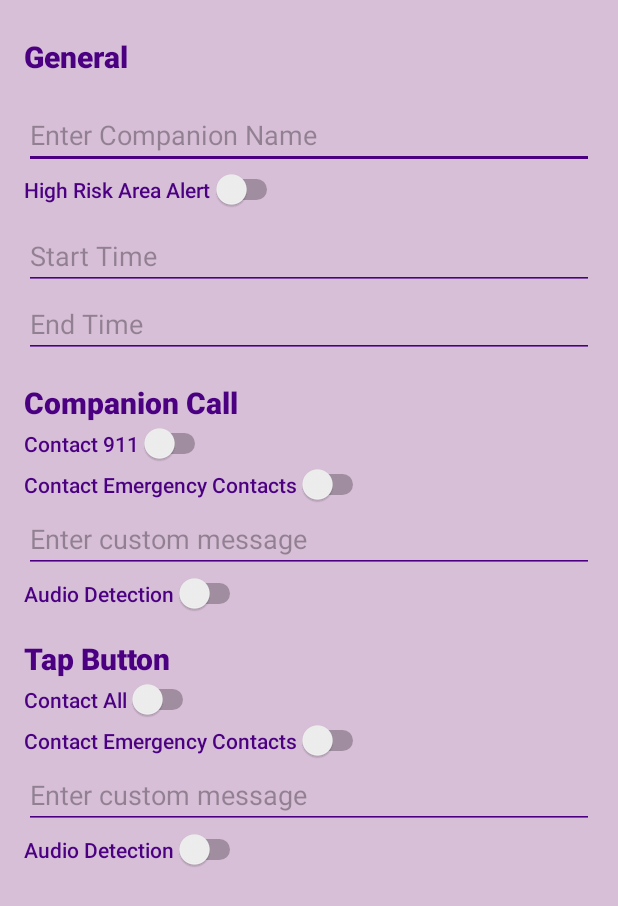
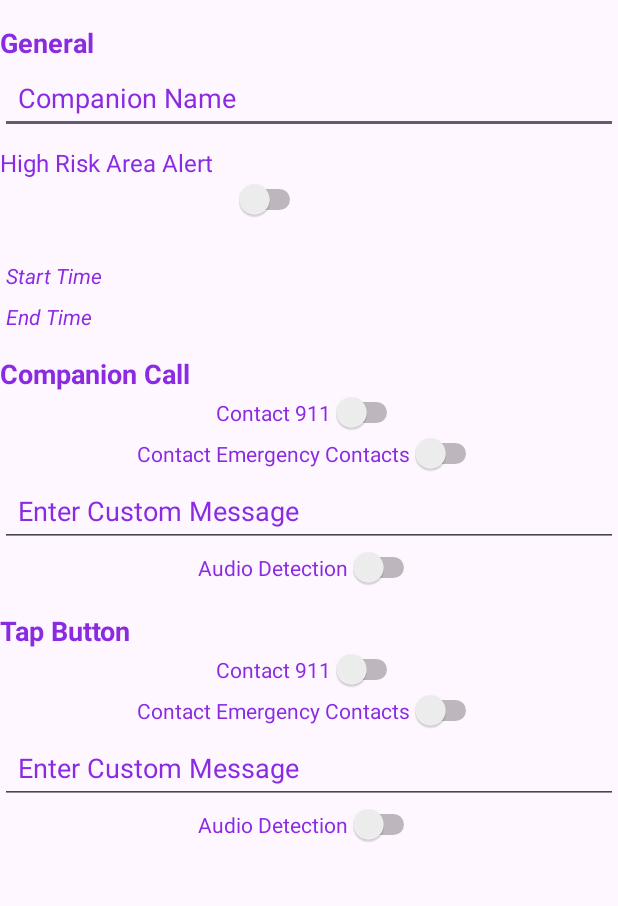
Before and after one commit to mrblacklicorice/Aegis, an Android app: the layout activity_settings.xml on its own in the app's theme, with its tools: preview values and no code run, on a phone screen of 412 x 824 dp. Shown: the top 906 px of the screen. Run offline under Robolectric (Android 15) with nearby library versions, the phone set to English and light mode, and no system bars.

Commit message:
settings screen

```diff
--- a/app/src/main/res/layout/activity_settings.xml
+++ b/app/src/main/res/layout/activity_settings.xml
@@ -1,180 +1,208 @@
 <?xml version="1.0" encoding="utf-8"?>
-<androidx.constraintlayout.widget.ConstraintLayout
-    xmlns:android="http://schemas.android.com/apk/res/android"
-    xmlns:app="http://schemas.android.com/apk/res-auto"
+<androidx.constraintlayout.widget.ConstraintLayout xmlns:android="http://schemas.android.com/apk/res/android"
     android:layout_width="match_parent"
     android:layout_height="match_parent"
-    android:padding="16dp"
-    android:background="#D8BFD8">
+    xmlns:app="http://schemas.android.com/apk/res-auto">
 
     <!-- General Section -->
     <TextView
-        android:id="@+id/generalSectionLabel"
+        android:id="@+id/general_section"
         android:layout_width="wrap_content"
         android:layout_height="wrap_content"
         android:text="General"
-        android:textSize="20sp"
-        android:textColor="#4B0082"
+        android:textSize="18sp"
         android:textStyle="bold"
-        android:fontFamily="sans-serif-medium"
-        android:layout_marginBottom="8dp"
-        android:layout_marginTop="8dp"
+        android:textColor="#8A2BE2"
     app:layout_constraintTop_toTopOf="parent"
-    app:layout_constraintStart_toStartOf="parent"/>
+    app:layout_constraintStart_toStartOf="parent"
+    android:paddingTop="16dp"/>
 
     <EditText
-        android:id="@+id/companionName"
+        android:id="@+id/companion_name"
         android:layout_width="0dp"
         android:layout_height="wrap_content"
-        android:hint="Enter Companion Name"
-        android:hintTextColor="#A9A9A9"
-        android:backgroundTint="#4B0082"
-        android:layout_marginTop="16dp"
-    app:layout_constraintTop_toBottomOf="@id/generalSectionLabel"
+        android:hint="Companion Name"
+        android:textColorHint="#8A2BE2"
+    app:layout_constraintTop_toBottomOf="@+id/general_section"
+    app:layout_constraintStart_toStartOf="parent"
+    app:layout_constraintEnd_toEndOf="parent"
+    android:padding="12dp"/>
+
+    <TextView
+        android:id="@+id/high_risk_area_label"
+        android:layout_width="wrap_content"
+        android:layout_height="wrap_content"
+        android:text="High Risk Area Alert"
+        android:textSize="16sp"
+        android:textColor="#8A2BE2"
+    app:layout_constraintTop_toBottomOf="@+id/companion_name"
+    app:layout_constraintStart_toStartOf="parent"
+    android:paddingTop="8dp"/>
+
+    <Switch
+        android:id="@+id/high_risk_area_toggle"
+        android:layout_width="wrap_content"
+        android:layout_height="wrap_content"
+        android:layout_marginEnd="196dp"
+        android:paddingEnd="12dp"
+        app:layout_constraintEnd_toEndOf="parent"
+        app:layout_constraintTop_toBottomOf="@+id/high_risk_area_label" />
+
+    <TextView
+        android:id="@+id/high_risk_area_times"
+        android:layout_width="wrap_content"
+        android:layout_height="wrap_content"
+        android:textSize="14sp"
+        android:textColor="#8A2BE2"
+    app:layout_constraintTop_toBottomOf="@+id/high_risk_area_toggle"
+    app:layout_constraintStart_toStartOf="parent"
+    android:paddingTop="8dp"/>
+
+    <TextView
+        android:id="@+id/start_time_label"
+        android:layout_width="wrap_content"
+        android:layout_height="wrap_content"
+        android:layout_marginStart="4dp"
+        android:text="Start Time"
+        android:textColor="#8A2BE2"
+        android:textStyle="italic"
+        app:layout_constraintStart_toStartOf="parent"
+        app:layout_constraintTop_toBottomOf="@+id/high_risk_area_times" />
+
+    <TimePicker
+        android:id="@+id/start_time_picker"
+        android:layout_width="wrap_content"
+        android:layout_height="wrap_content"
+        app:layout_constraintTop_toBottomOf="@+id/start_time_label"
+        app:layout_constraintStart_toStartOf="parent"
+        android:visibility="gone"/>
+
+    <TextView
+        android:id="@+id/end_time_label"
+        android:layout_width="wrap_content"
+        android:layout_height="wrap_content"
+        android:layout_marginStart="4dp"
+        android:layout_marginTop="8dp"
+        android:text="End Time"
+        android:textColor="#8A2BE2"
+        android:textStyle="italic"
+        app:layout_constraintStart_toStartOf="parent"
+        app:layout_constraintTop_toBottomOf="@+id/start_time_picker" />
+
+    <TimePicker
+        android:id="@+id/end_time_picker"
+        android:layout_width="wrap_content"
+        android:layout_height="wrap_content"
+        app:layout_constraintTop_toBottomOf="@+id/end_time_label"
+        app:layout_constraintStart_toStartOf="parent"
+        android:visibility="gone"/>
+
+    <!-- Companion Call Section -->
+    <TextView
+        android:id="@+id/companion_call_section"
+        android:layout_width="wrap_content"
+        android:layout_height="wrap_content"
+        android:text="Companion Call"
+        android:textSize="18sp"
+        android:textStyle="bold"
+        android:textColor="#8A2BE2"
+    app:layout_constraintTop_toBottomOf="@+id/end_time_picker"
+    app:layout_constraintStart_toStartOf="parent"
+    android:paddingTop="16dp"/>
+
+    <Switch
+        android:id="@+id/contact_911_toggle"
+        android:layout_width="wrap_content"
+        android:layout_height="wrap_content"
+        android:text="Contact 911"
+        android:textColor="#8A2BE2"
+    app:layout_constraintTop_toBottomOf="@+id/companion_call_section"
     app:layout_constraintStart_toStartOf="parent"
     app:layout_constraintEnd_toEndOf="parent"/>
 
     <Switch
-        android:id="@+id/highRiskAreaAlertToggle"
+        android:id="@+id/contact_emergency_toggle"
         android:layout_width="wrap_content"
         android:layout_height="wrap_content"
-        android:text="High Risk Area Alert"
-        android:textColor="#4B0082"
-        android:fontFamily="sans-serif-medium"
-        app:layout_constraintTop_toBottomOf="@id/companionName"
-        app:layout_constraintStart_toStartOf="parent"/>
+        android:text="Contact Emergency Contacts"
+        android:textColor="#8A2BE2"
+    app:layout_constraintTop_toBottomOf="@+id/contact_911_toggle"
+    app:layout_constraintStart_toStartOf="parent"
+    app:layout_constraintEnd_toEndOf="parent"/>
 
     <EditText
-        android:id="@+id/highRiskAreaStartTime"
+        android:id="@+id/custom_message"
         android:layout_width="0dp"
         android:layout_height="wrap_content"
-        android:hint="Start Time"
-        android:hintTextColor="#A9A9A9"
-        android:backgroundTint="#4B0082"
-        android:layout_marginTop="8dp"
-        app:layout_constraintTop_toBottomOf="@id/highRiskAreaAlertToggle"
-        app:layout_constraintStart_toStartOf="parent"
-        app:layout_constraintEnd_toEndOf="parent"/>
+        android:hint="Enter Custom Message"
+        android:textColorHint="#8A2BE2"
+    app:layout_constraintTop_toBottomOf="@+id/contact_emergency_toggle"
+    app:layout_constraintStart_toStartOf="parent"
+    app:layout_constraintEnd_toEndOf="parent"
+    android:padding="12dp"/>
 
-    <EditText
-        android:id="@+id/highRiskAreaEndTime"
-        android:layout_width="0dp"
-        android:layout_height="wrap_content"
-        android:hint="End Time"
-        android:hintTextColor="#A9A9A9"
-        android:backgroundTint="#4B0082"
-        app:layout_constraintTop_toBottomOf="@id/highRiskAreaStartTime"
-        app:layout_constraintStart_toStartOf="parent"
-        app:layout_constraintEnd_toEndOf="parent"/>
-
-    <!-- Companion Call Section -->
-    <TextView
-        android:id="@+id/companionCallSectionLabel"
+    <Switch
+        android:id="@+id/audio_detection_toggle"
         android:layout_width="wrap_content"
         android:layout_height="wrap_content"
-        android:text="Companion Call"
-        android:textSize="20sp"
-        android:textColor="#4B0082"
+        android:text="Audio Detection"
+        android:textColor="#8A2BE2"
+    app:layout_constraintTop_toBottomOf="@+id/custom_message"
+    app:layout_constraintStart_toStartOf="parent"
+    app:layout_constraintEnd_toEndOf="parent"/>
+
+    <!-- Tap Button Section -->
+    <TextView
+        android:id="@+id/tap_button_section"
+        android:layout_width="wrap_content"
+        android:layout_height="wrap_content"
+        android:text="Tap Button"
+        android:textSize="18sp"
         android:textStyle="bold"
-        android:fontFamily="sans-serif-medium"
-        android:layout_marginTop="16dp"
-        app:layout_constraintTop_toBottomOf="@id/highRiskAreaEndTime"
-        app:layout_constraintStart_toStartOf="parent"/>
+        android:textColor="#8A2BE2"
+    app:layout_constraintTop_toBottomOf="@+id/audio_detection_toggle"
+    app:layout_constraintStart_toStartOf="parent"
+    android:paddingTop="16dp"/>
 
     <Switch
-        android:id="@+id/contact911Toggle"
+        android:id="@+id/contact_all_toggle"
         android:layout_width="wrap_content"
         android:layout_height="wrap_content"
         android:text="Contact 911"
-        android:textColor="#4B0082"
-        android:fontFamily="sans-serif-medium"
-        app:layout_constraintTop_toBottomOf="@id/companionCallSectionLabel"
-        app:layout_constraintStart_toStartOf="parent"/>
+        android:textColor="#8A2BE2"
+    app:layout_constraintTop_toBottomOf="@+id/tap_button_section"
+    app:layout_constraintStart_toStartOf="parent"
+    app:layout_constraintEnd_toEndOf="parent"/>
 
     <Switch
-        android:id="@+id/contactEmergencyToggle"
+        android:id="@+id/contact_emergency_contacts_toggle"
         android:layout_width="wrap_content"
         android:layout_height="wrap_content"
         android:text="Contact Emergency Contacts"
-        android:textColor="#4B0082"
-        android:fontFamily="sans-serif-medium"
-        app:layout_constraintTop_toBottomOf="@id/contact911Toggle"
-        app:layout_constraintStart_toStartOf="parent"/>
+        android:textColor="#8A2BE2"
+    app:layout_constraintTop_toBottomOf="@+id/contact_all_toggle"
+    app:layout_constraintStart_toStartOf="parent"
+    app:layout_constraintEnd_toEndOf="parent"/>
 
     <EditText
-        android:id="@+id/customMessageCompanionCall"
+        android:id="@+id/tap_custom_message"
         android:layout_width="0dp"
         android:layout_height="wrap_content"
-        android:hint="Enter custom message"
-        android:hintTextColor="#A9A9A9"
-        android:backgroundTint="#4B0082"
-        app:layout_constraintTop_toBottomOf="@id/contactEmergencyToggle"
-        app:layout_constraintStart_toStartOf="parent"
-        app:layout_constraintEnd_toEndOf="parent"/>
+        android:hint="Enter Custom Message"
+        android:textColorHint="#8A2BE2"
+    app:layout_constraintTop_toBottomOf="@+id/contact_emergency_contacts_toggle"
+    app:layout_constraintStart_toStartOf="parent"
+    app:layout_constraintEnd_toEndOf="parent"
+    android:padding="12dp"/>
 
     <Switch
-        android:id="@+id/audioDetectionToggleCompanionCall"
+        android:id="@+id/tap_audio_detection_toggle"
         android:layout_width="wrap_content"
         android:layout_height="wrap_content"
         android:text="Audio Detection"
-        android:textColor="#4B0082"
-        android:fontFamily="sans-serif-medium"
-        app:layout_constraintTop_toBottomOf="@id/customMessageCompanionCall"
-        app:layout_constraintStart_toStartOf="parent"/>
-
-    <!-- Tap Button Section -->
-    <TextView
-        android:id="@+id/tapButtonSectionLabel"
-        android:layout_width="wrap_content"
-        android:layout_height="wrap_content"
-        android:text="Tap Button"
-        android:textSize="20sp"
-        android:textColor="#4B0082"
-        android:textStyle="bold"
-        android:fontFamily="sans-serif-medium"
-        android:layout_marginTop="16dp"
-        app:layout_constraintTop_toBottomOf="@id/audioDetectionToggleCompanionCall"
-        app:layout_constraintStart_toStartOf="parent"/>
-
-    <Switch
-        android:id="@+id/contactAllToggle"
-        android:layout_width="wrap_content"
-        android:layout_height="wrap_content"
-        android:text="Contact All"
-        android:textColor="#4B0082"
-        android:fontFamily="sans-serif-medium"
-        app:layout_constraintTop_toBottomOf="@id/tapButtonSectionLabel"
-        app:layout_constraintStart_toStartOf="parent"/>
-
-    <Switch
-        android:id="@+id/contactEmergencyTapButtonToggle"
-        android:layout_width="wrap_content"
-        android:layout_height="wrap_content"
-        android:text="Contact Emergency Contacts"
-        android:textColor="#4B0082"
-        android:fontFamily="sans-serif-medium"
-        app:layout_constraintTop_toBottomOf="@id/contactAllToggle"
-        app:layout_constraintStart_toStartOf="parent"/>
-
-    <EditText
-        android:id="@+id/customMessageTapButton"
-        android:layout_width="0dp"
-        android:layout_height="wrap_content"
-        android:hint="Enter custom message"
-        android:hintTextColor="#A9A9A9"
-        android:backgroundTint="#4B0082"
-        app:layout_constraintTop_toBottomOf="@id/contactEmergencyTapButtonToggle"
-        app:layout_constraintStart_toStartOf="parent"
-        app:layout_constraintEnd_toEndOf="parent"/>
-
-    <Switch
-        android:id="@+id/audioDetectionToggleTapButton"
-        android:layout_width="wrap_content"
-        android:layout_height="wrap_content"
-        android:text="Audio Detection"
-        android:textColor="#4B0082"
-        android:fontFamily="sans-serif-medium"
-        app:layout_constraintTop_toBottomOf="@id/customMessageTapButton"
-        app:layout_constraintStart_toStartOf="parent"/>
+        android:textColor="#8A2BE2"
+    app:layout_constraintTop_toBottomOf="@+id/tap_custom_message"
+    app:layout_constraintStart_toStartOf="parent"
+    app:layout_constraintEnd_toEndOf="parent"/>
 
 </androidx.constraintlayout.widget.ConstraintLayout>
```
